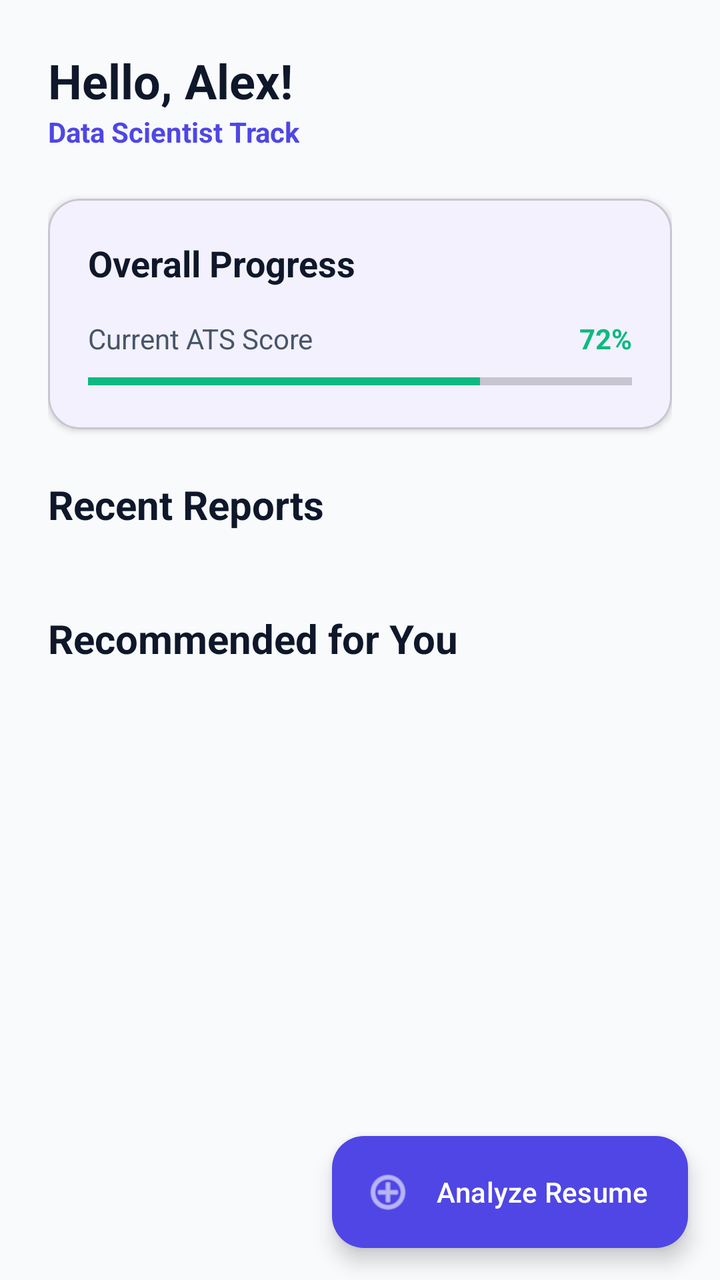
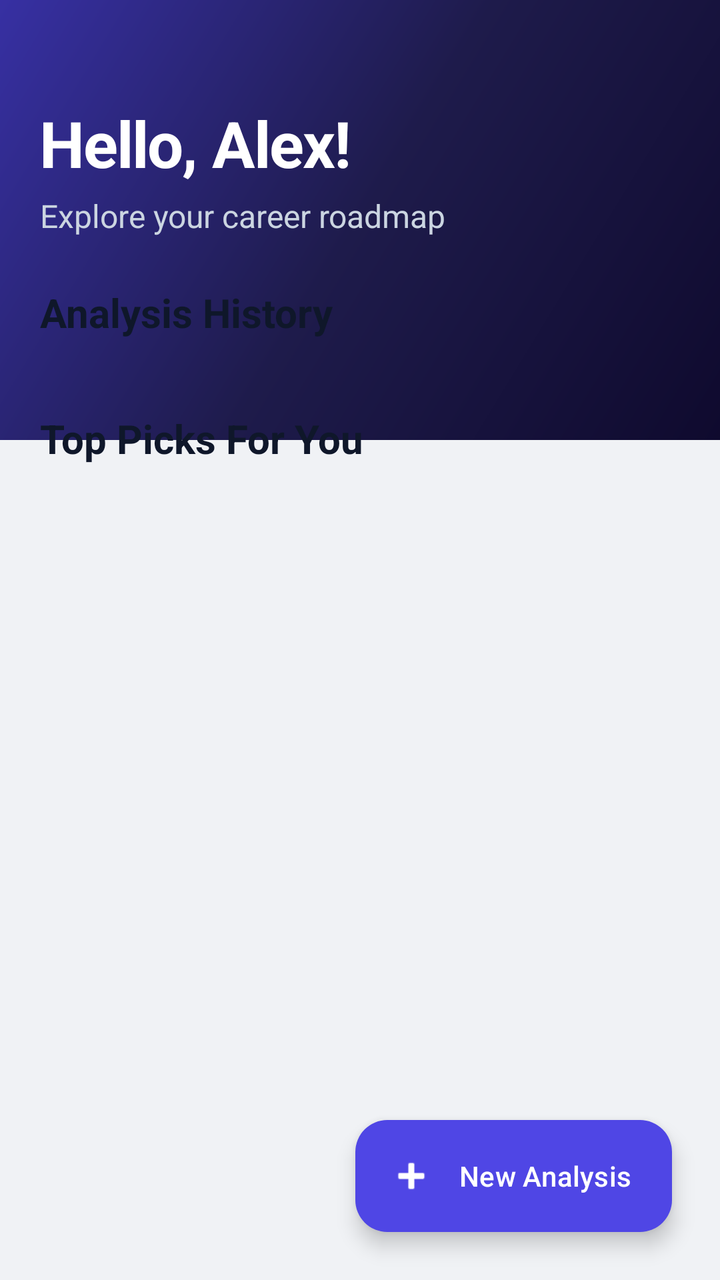

Compare the two renders of this Android layout. The source of the first and the diff that turns it into the second are given below.
<!-- AndroidManifest.xml: application theme Theme.SkillSync -->
<!-- res/layout/fragment_dashboard.xml -->
<?xml version="1.0" encoding="utf-8"?>
<androidx.constraintlayout.widget.ConstraintLayout xmlns:android="http://schemas.android.com/apk/res/android"
    xmlns:app="http://schemas.android.com/apk/res-auto"
    xmlns:tools="http://schemas.android.com/tools"
    android:layout_width="match_parent"
    android:layout_height="match_parent"
    android:background="@color/background_gray">

    <ScrollView
        android:layout_width="match_parent"
        android:layout_height="match_parent"
        android:padding="24dp"
        android:clipToPadding="false"
        android:paddingBottom="80dp">

        <LinearLayout
            android:layout_width="match_parent"
            android:layout_height="wrap_content"
            android:orientation="vertical">

            <TextView
                android:id="@+id/tvGreeting"
                android:layout_width="wrap_content"
                android:layout_height="wrap_content"
                android:text="Hello, Alex!"
                android:textSize="24sp"
                android:textStyle="bold"
                android:textColor="@color/text_primary_dark" />

            <TextView
                android:id="@+id/tvTrack"
                android:layout_width="wrap_content"
                android:layout_height="wrap_content"
                android:text="Data Scientist Track"
                android:textSize="14sp"
                android:textColor="@color/primary"
                android:textStyle="bold" />

            <com.google.android.material.card.MaterialCardView
                android:id="@+id/cardProgress"
                android:layout_width="match_parent"
                android:layout_height="wrap_content"
                android:layout_marginTop="24dp"
                app:cardCornerRadius="16dp"
                app:cardElevation="2dp">

                <LinearLayout
                    android:layout_width="match_parent"
                    android:layout_height="wrap_content"
                    android:orientation="vertical"
                    android:padding="20dp">

                    <TextView
                        android:layout_width="wrap_content"
                        android:layout_height="wrap_content"
                        android:text="Overall Progress"
                        android:textSize="18sp"
                        android:textStyle="bold"
                        android:textColor="@color/text_primary_dark" />

                    <LinearLayout
                        android:layout_width="match_parent"
                        android:layout_height="wrap_content"
                        android:orientation="horizontal"
                        android:layout_marginTop="16dp"
                        android:gravity="bottom">

                        <TextView
                            android:layout_width="0dp"
                            android:layout_height="wrap_content"
                            android:layout_weight="1"
                            android:text="Current ATS Score"
                            android:textColor="@color/text_secondary" />

                        <TextView
                            android:layout_width="wrap_content"
                            android:layout_height="wrap_content"
                            android:text="72%"
                            android:textStyle="bold"
                            android:textColor="@color/success_green" />
                    </LinearLayout>

                    <ProgressBar
                        android:id="@+id/pbATS"
                        style="?android:attr/progressBarStyleHorizontal"
                        android:layout_width="match_parent"
                        android:layout_height="8dp"
                        android:layout_marginTop="8dp"
                        android:max="100"
                        android:progress="72"
                        android:progressTint="@color/success_green" />
                </LinearLayout>
            </com.google.android.material.card.MaterialCardView>

            <TextView
                android:id="@+id/tvReportsTitle"
                android:layout_width="wrap_content"
                android:layout_height="wrap_content"
                android:text="Recent Reports"
                android:textSize="20sp"
                android:textStyle="bold"
                android:textColor="@color/text_primary_dark"
                android:layout_marginTop="24dp" />

            <LinearLayout
                android:id="@+id/layoutRecentReports"
                android:layout_width="match_parent"
                android:layout_height="wrap_content"
                android:orientation="vertical"
                android:layout_marginTop="16dp" />

            
            <TextView
                android:id="@+id/tvRecommendedTitle"
                android:layout_width="wrap_content"
                android:layout_height="wrap_content"
                android:text="Recommended for You"
                android:textSize="20sp"
                android:textStyle="bold"
                android:textColor="@color/text_primary_dark"
                android:layout_marginTop="24dp" />

            <LinearLayout
                android:id="@+id/layoutRecommendedJobs"
                android:layout_width="match_parent"
                android:layout_height="wrap_content"
                android:orientation="vertical"
                android:layout_marginTop="16dp" />
                
        </LinearLayout>
    </ScrollView>

    <com.google.android.material.floatingactionbutton.ExtendedFloatingActionButton
        android:id="@+id/fabUpload"
        android:layout_width="wrap_content"
        android:layout_height="wrap_content"
        android:text="Analyze Resume"
        app:icon="@android:drawable/ic_menu_add"
        app:backgroundTint="@color/primary"
        android:textColor="@color/white"
        app:iconTint="@color/white"
        app:layout_constraintBottom_toBottomOf="parent"
        app:layout_constraintEnd_toEndOf="parent"
        android:layout_margin="16dp" />

</androidx.constraintlayout.widget.ConstraintLayout>
<!-- resources referenced by this layout -->
<resources>
  <color name="background_gray">#F8FAFC</color>
  <color name="primary">#4F46E5</color>
  <color name="success_green">#10B981</color>
  <color name="text_primary_dark">#0F172A</color>
  <color name="text_secondary">#475569</color>
  <color name="white">#FFFFFFFF</color>
  <style name="Theme.SkillSync" parent="Base.Theme.SkillSync" />
  <style name="Base.Theme.SkillSync" parent="Theme.Material3.DayNight.NoActionBar">
          <item name="colorPrimary">@color/primary</item>
          <item name="colorPrimaryVariant">@color/primary_variant</item>
          <item name="colorOnPrimary">@color/white</item>
          <item name="colorSecondary">@color/secondary</item>
          <item name="colorSurface">@color/background_light</item>
          <item name="colorOnSurface">@color/text_primary_dark</item>
          <item name="android:windowBackground">@color/background_gray</item>
      </style>
  <color name="primary_variant">#3730A3</color>
  <color name="secondary">#EC4899</color>
  <color name="background_light">#FFFFFF</color>
</resources>

<!-- the commit's change to res/layout/fragment_dashboard.xml (unified diff, before → after) -->
@@ -4,56 +4,77 @@
     xmlns:tools="http://schemas.android.com/tools"
     android:layout_width="match_parent"
     android:layout_height="match_parent"
-    android:background="@color/background_gray">
+    android:background="#F0F2F5">
+
+    
+    <View
+        android:id="@+id/dashboardHeader"
+        android:layout_width="match_parent"
+        android:layout_height="220dp"
+        android:background="@drawable/bg_login_gradient"
+        app:layout_constraintTop_toTopOf="parent" />
 
     <ScrollView
         android:layout_width="match_parent"
         android:layout_height="match_parent"
-        android:padding="24dp"
         android:clipToPadding="false"
-        android:paddingBottom="80dp">
+        android:paddingBottom="100dp">
 
         <LinearLayout
             android:layout_width="match_parent"
             android:layout_height="wrap_content"
-            android:orientation="vertical">
+            android:orientation="vertical"
+            android:paddingHorizontal="20dp">
 
-            <TextView
-                android:id="@+id/tvGreeting"
-                android:layout_width="wrap_content"
+            
+            <LinearLayout
+                android:layout_width="match_parent"
                 android:layout_height="wrap_content"
-                android:text="Hello, Alex!"
-                android:textSize="24sp"
-                android:textStyle="bold"
-                android:textColor="@color/text_primary_dark" />
+                android:orientation="vertical"
+                android:layout_marginTop="50dp"
+                android:layout_marginBottom="24dp">
 
-            <TextView
-                android:id="@+id/tvTrack"
-                android:layout_width="wrap_content"
-                android:layout_height="wrap_content"
-                android:text="Data Scientist Track"
-                android:textSize="14sp"
-                android:textColor="@color/primary"
-                android:textStyle="bold" />
+                <TextView
+                    android:id="@+id/tvGreeting"
+                    android:layout_width="wrap_content"
+                    android:layout_height="wrap_content"
+                    android:text="Hello, Alex!"
+                    android:textSize="32sp"
+                    android:textStyle="bold"
+                    android:textColor="@color/white"
+                    android:letterSpacing="-0.02" />
 
+                <TextView
+                    android:id="@+id/tvTrack"
+                    android:layout_width="wrap_content"
+                    android:layout_height="wrap_content"
+                    android:text="Explore your career roadmap"
+                    android:textSize="16sp"
+                    android:textColor="#CBD5E1"
+                    android:layout_marginTop="4dp" />
+            </LinearLayout>
+
+            
             <com.google.android.material.card.MaterialCardView
                 android:id="@+id/cardProgress"
                 android:layout_width="match_parent"
                 android:layout_height="wrap_content"
-                android:layout_marginTop="24dp"
-                app:cardCornerRadius="16dp"
-                app:cardElevation="2dp">
+                android:visibility="gone"
+                app:cardCornerRadius="24dp"
+                app:cardElevation="10dp"
+                android:layout_marginBottom="24dp"
+                app:strokeWidth="0dp">
 
                 <LinearLayout
                     android:layout_width="match_parent"
                     android:layout_height="wrap_content"
                     android:orientation="vertical"
-                    android:padding="20dp">
+                    android:padding="24dp">
 
                     <TextView
                         android:layout_width="wrap_content"
                         android:layout_height="wrap_content"
-                        android:text="Overall Progress"
+                        android:text="Resume Analysis Ready"
                         android:textSize="18sp"
                         android:textStyle="bold"
                         android:textColor="@color/text_primary_dark" />
@@ -62,71 +83,83 @@
                         android:layout_width="match_parent"
                         android:layout_height="wrap_content"
                         android:orientation="horizontal"
-                        android:layout_marginTop="16dp"
-                        android:gravity="bottom">
+                        android:layout_marginTop="20dp"
+                        android:gravity="center_vertical">
 
                         <TextView
+                            android:id="@+id/tvATSValue"
+                            android:layout_width="wrap_content"
+                            android:layout_height="wrap_content"
+                            android:text="85%"
+                            android:textSize="44sp"
+                            android:textStyle="bold"
+                            android:textColor="@color/primary"
+                            android:letterSpacing="-0.04" />
+
+                        <LinearLayout
                             android:layout_width="0dp"
                             android:layout_height="wrap_content"
                             android:layout_weight="1"
-                            android:text="Current ATS Score"
-                            android:textColor="@color/text_secondary" />
+                            android:orientation="vertical"
+                            android:layout_marginStart="20dp">
+                            
+                            <TextView
+                                android:layout_width="wrap_content"
+                                android:layout_height="wrap_content"
+                                android:text="ATS Matching Score"
+                                android:textSize="14sp"
+                                android:textColor="@color/text_secondary"
+                                android:textStyle="bold" />
 
-                        <TextView
-                            android:layout_width="wrap_content"
-                            android:layout_height="wrap_content"
-                            android:text="72%"
-                            android:textStyle="bold"
-                            android:textColor="@color/success_green" />
+                            <ProgressBar
+                                android:id="@+id/pbATS"
+                                style="?android:attr/progressBarStyleHorizontal"
+                                android:layout_width="match_parent"
+                                android:layout_height="10dp"
+                                android:layout_marginTop="8dp"
+                                android:max="100"
+                                android:progress="85"
+                                android:progressTint="@color/primary" />
+                        </LinearLayout>
                     </LinearLayout>
-
-                    <ProgressBar
-                        android:id="@+id/pbATS"
-                        style="?android:attr/progressBarStyleHorizontal"
-                        android:layout_width="match_parent"
-                        android:layout_height="8dp"
-                        android:layout_marginTop="8dp"
-                        android:max="100"
-                        android:progress="72"
-                        android:progressTint="@color/success_green" />
                 </LinearLayout>
             </com.google.android.material.card.MaterialCardView>
 
+            
             <TextView
                 android:id="@+id/tvReportsTitle"
                 android:layout_width="wrap_content"
                 android:layout_height="wrap_content"
-                android:text="Recent Reports"
+                android:text="Analysis History"
                 android:textSize="20sp"
                 android:textStyle="bold"
-                android:textColor="@color/text_primary_dark"
-                android:layout_marginTop="24dp" />
+                android:textColor="@color/text_primary_dark" />
 
             <LinearLayout
                 android:id="@+id/layoutRecentReports"
                 android:layout_width="match_parent"
                 android:layout_height="wrap_content"
                 android:orientation="vertical"
-                android:layout_marginTop="16dp" />
+                android:layout_marginTop="12dp"
+                android:layout_marginBottom="24dp" />
 
             
             <TextView
                 android:id="@+id/tvRecommendedTitle"
                 android:layout_width="wrap_content"
                 android:layout_height="wrap_content"
-                android:text="Recommended for You"
+                android:text="Top Picks For You"
                 android:textSize="20sp"
                 android:textStyle="bold"
-                android:textColor="@color/text_primary_dark"
-                android:layout_marginTop="24dp" />
+                android:textColor="@color/text_primary_dark" />
 
             <LinearLayout
                 android:id="@+id/layoutRecommendedJobs"
                 android:layout_width="match_parent"
                 android:layout_height="wrap_content"
                 android:orientation="vertical"
-                android:layout_marginTop="16dp" />
-                
+                android:layout_marginTop="12dp" />
+
         </LinearLayout>
     </ScrollView>
 
@@ -134,13 +167,14 @@
         android:id="@+id/fabUpload"
         android:layout_width="wrap_content"
         android:layout_height="wrap_content"
-        android:text="Analyze Resume"
-        app:icon="@android:drawable/ic_menu_add"
+        android:text="New Analysis"
+        app:icon="@android:drawable/ic_input_add"
         app:backgroundTint="@color/primary"
         android:textColor="@color/white"
         app:iconTint="@color/white"
+        app:cornerRadius="20dp"
         app:layout_constraintBottom_toBottomOf="parent"
         app:layout_constraintEnd_toEndOf="parent"
-        android:layout_margin="16dp" />
+        android:layout_margin="24dp" />
 
 </androidx.constraintlayout.widget.ConstraintLayout>
<!-- resource entries referenced after the edit -->
@@ -2,10 +2,20 @@
 <resources>
   <color name="background_gray">#F8FAFC</color>
   <color name="primary">#4F46E5</color>
-  <color name="success_green">#10B981</color>
   <color name="text_primary_dark">#0F172A</color>
-  <color name="text_secondary">#475569</color>
+  <color name="text_secondary">#334155</color>
   <color name="white">#FFFFFFFF</color>
+  <!-- drawable bg_login_gradient (drawable) -->
+  <?xml version="1.0" encoding="utf-8"?>
+  <shape xmlns:android="http://schemas.android.com/apk/res/android"
+      android:shape="rectangle">
+      <gradient
+          android:startColor="#0F0A2E"
+          android:centerColor="#1E1B4B"
+          android:endColor="#3730A3"
+          android:angle="135"
+          android:type="linear" />
+  </shape>
   <style name="Theme.SkillSync" parent="Base.Theme.SkillSync" />
   <style name="Base.Theme.SkillSync" parent="Theme.Material3.DayNight.NoActionBar">
           <item name="colorPrimary">@color/primary</item>
